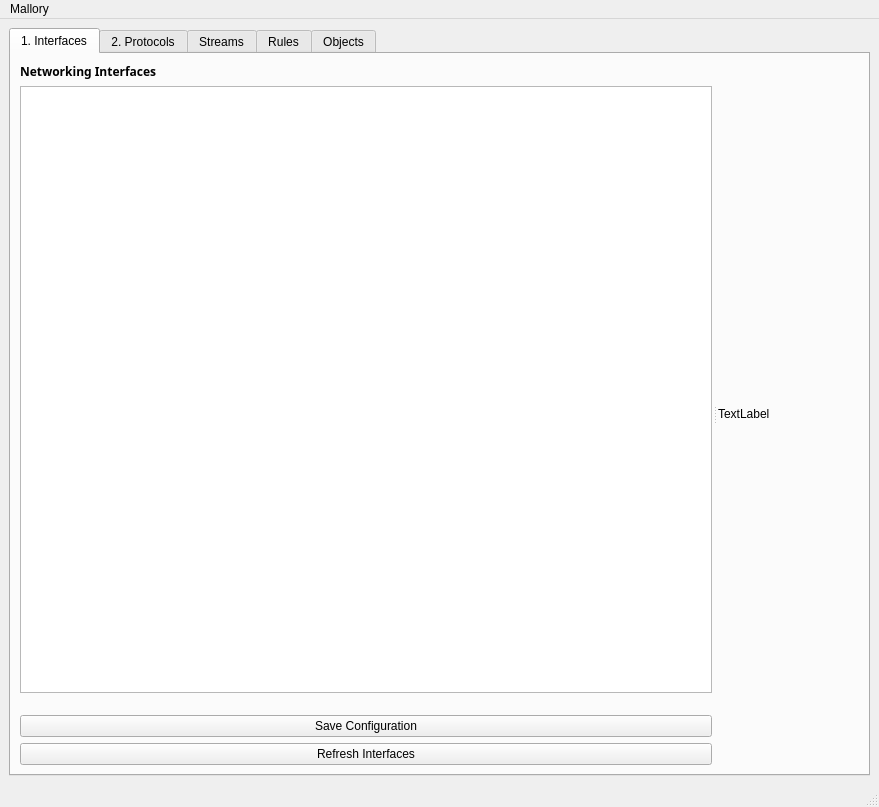
intrepidusgroup/mallory, file src/gui/TCPEdit.ui: the form before one commit.
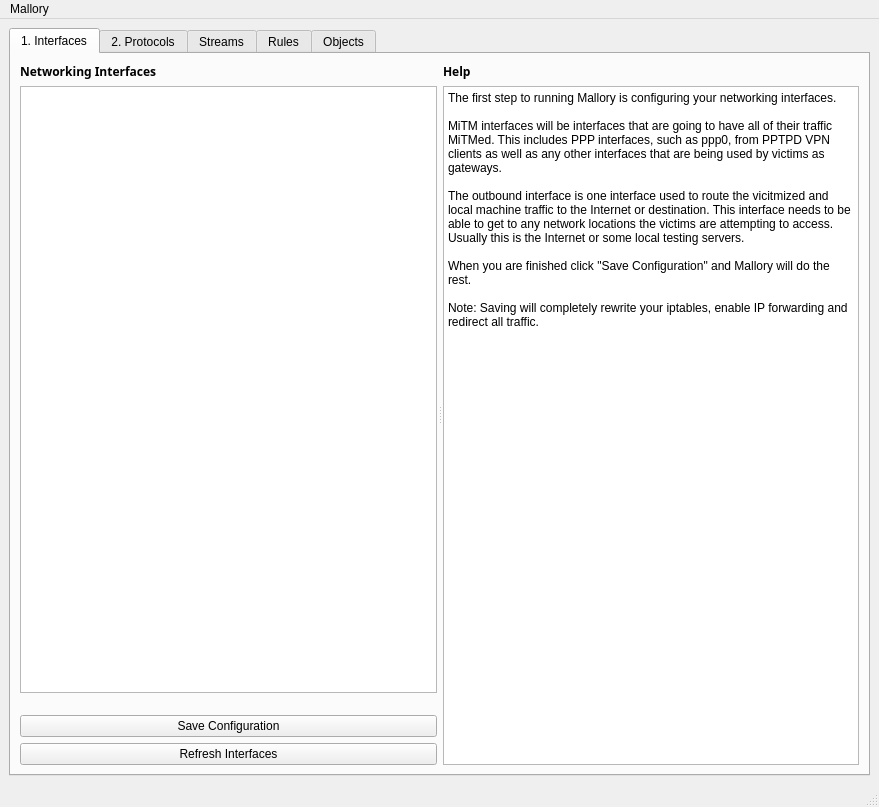
The form after the commit.

Commit message: More fixes to Interfaces setup

Diff of the .ui file:
```diff
--- a/src/gui/TCPEdit.ui
+++ b/src/gui/TCPEdit.ui
@@ -137,8 +137,33 @@
            <layout class="QVBoxLayout" name="verticalLayout_8">
             <item>
              <widget class="QLabel" name="label_12">
+              <property name="font">
+               <font>
+                <family>Sans Serif</family>
+                <weight>75</weight>
+                <bold>true</bold>
+               </font>
+              </property>
               <property name="text">
-               <string>TextLabel</string>
+               <string>Help</string>
+              </property>
+             </widget>
+            </item>
+            <item>
+             <widget class="QPlainTextEdit" name="texteditdesc">
+              <property name="readOnly">
+               <bool>true</bool>
+              </property>
+              <property name="plainText">
+               <string>The first step to running Mallory is configuring your networking interfaces. 
+
+MiTM interfaces will be interfaces that are going to have all of their traffic MiTMed. This includes PPP interfaces, such as ppp0, from PPTPD VPN clients as well as any other interfaces that are being used by victims as gateways. 
+
+The outbound interface is one interface used to route the vicitmized and local machine traffic to the Internet or destination. This interface needs to be able to get to any network locations the victims are attempting to access. Usually this is the Internet or some local testing servers. 
+
+When you are finished click &quot;Save Configuration&quot; and Mallory will do the rest. 
+
+Note: Saving will completely rewrite your iptables, enable IP forwarding and redirect all traffic.</string>
               </property>
              </widget>
             </item>
```
The commit also changes 2 other files.
